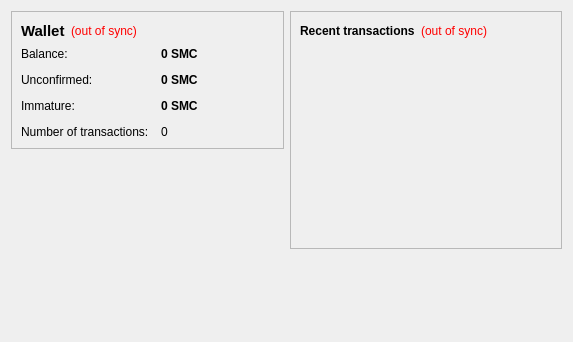
The window that src/qt/forms/overviewpage.ui (MakiLaineux/pigeoin) describes before a commit, drawn with Qt 5.
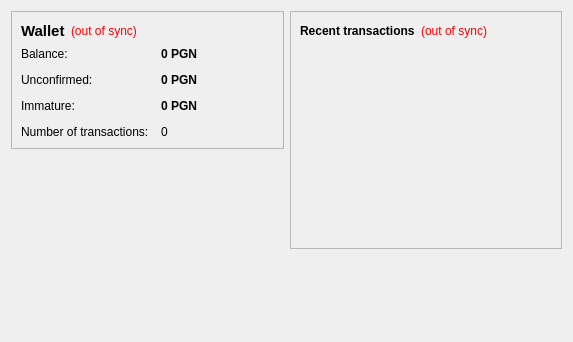
The same window after the commit.

The edit to the form file:
```diff
--- a/src/qt/forms/overviewpage.ui
+++ b/src/qt/forms/overviewpage.ui
@@ -105,7 +105,7 @@
              <string>Your current balance</string>
             </property>
             <property name="text">
-             <string notr="true">0 SMC</string>
+             <string notr="true">0 PGN</string>
             </property>
             <property name="textInteractionFlags">
              <set>Qt::LinksAccessibleByMouse|Qt::TextSelectableByKeyboard|Qt::TextSelectableByMouse</set>
@@ -134,7 +134,7 @@
              <string>Total of transactions that have yet to be confirmed, and do not yet count toward the current balance</string>
             </property>
             <property name="text">
-             <string notr="true">0 SMC</string>
+             <string notr="true">0 PGN</string>
             </property>
             <property name="textInteractionFlags">
              <set>Qt::LinksAccessibleByMouse|Qt::TextSelectableByKeyboard|Qt::TextSelectableByMouse</set>
@@ -177,7 +177,7 @@
              <string>Mined balance that has not yet matured</string>
             </property>
             <property name="text">
-             <string notr="true">0 SMC</string>
+             <string notr="true">0 PGN</string>
             </property>
             <property name="textInteractionFlags">
              <set>Qt::LinksAccessibleByMouse|Qt::TextSelectableByKeyboard|Qt::TextSelectableByMouse</set>
```
Left out of the diff: 4 changed lines with no effect on the pictures.
